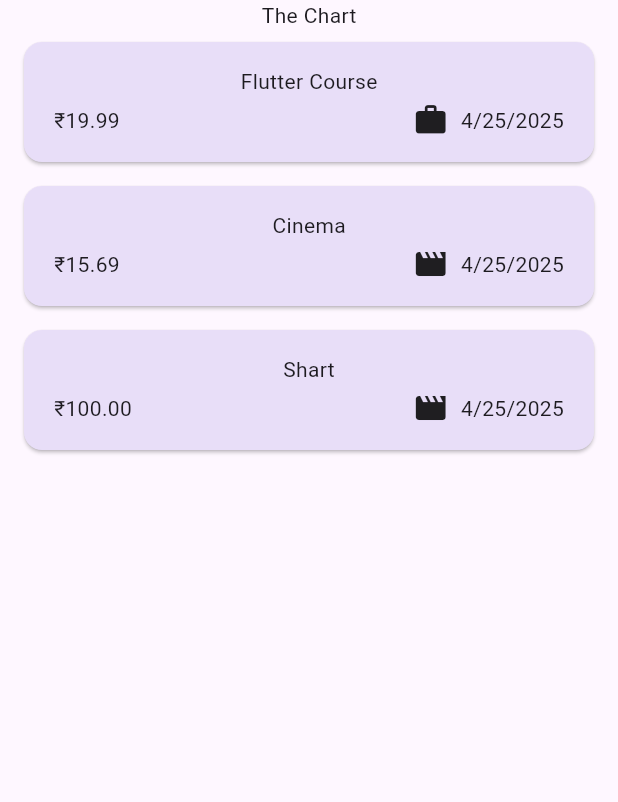
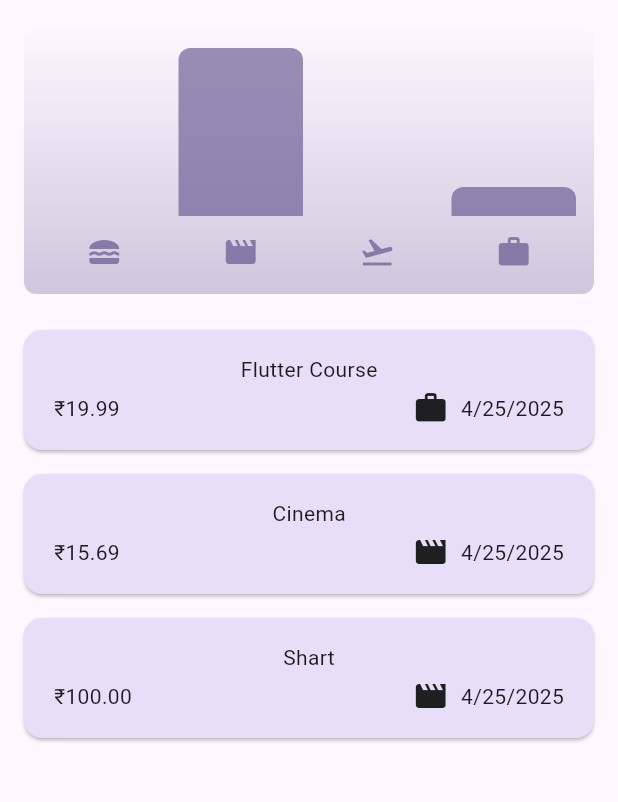
Before and after one commit to KritMukul/expense_tracker, a Flutter app: the screen it shows after launch, on a phone screen of 412 x 824 dp, the part 84-886 px from its top. Run offline on Flutter 3.47's test engine with Material 3 defaults, Android fonts, the phone set to English and light mode, and no system bars.

Commit message:
added dark theme and chart

```diff
--- a/lib/main.dart
+++ b/lib/main.dart
@@ -4,9 +4,27 @@
 var kColorScheme =
     ColorScheme.fromSeed(seedColor: const Color.fromARGB(255, 96, 59, 181));
 
+var kDarkColorScheme = ColorScheme.fromSeed(
+  brightness: Brightness.dark,
+  seedColor: const Color.fromARGB(255, 5, 99, 125),
+);
+
 void main() {
   runApp(
     MaterialApp(
+      darkTheme: ThemeData.dark().copyWith(
+        colorScheme: kDarkColorScheme,
+        cardTheme: const CardTheme().copyWith(
+          color: kDarkColorScheme.secondaryContainer,
+          margin: const EdgeInsets.symmetric(horizontal: 16, vertical: 8),
+        ),
+        elevatedButtonTheme: ElevatedButtonThemeData(
+          style: ElevatedButton.styleFrom(
+            backgroundColor: kDarkColorScheme.primaryContainer,
+            foregroundColor: kDarkColorScheme.onPrimaryContainer,
+          ),
+        ),
+      ),
       theme: ThemeData().copyWith(
         colorScheme: kColorScheme,
         appBarTheme: const AppBarTheme().copyWith(
@@ -30,6 +48,7 @@
               ),
             ),
       ),
+      // themeMode: ThemeMode.system,
       home: const Expenses(),
       debugShowCheckedModeBanner: false,
     ),
--- a/lib/models/expense.dart
+++ b/lib/models/expense.dart
@@ -33,3 +33,26 @@
     return formatter.format(date);
   }
 }
+
+class ExpenseBucket {
+  const ExpenseBucket({
+    required this.category,
+    required this.expenses,
+  });
+
+  ExpenseBucket.forCategory(List<Expense> allExpenses, this.category)
+      : expenses = allExpenses
+            .where((expense) => expense.category == category)
+            .toList();
+
+  final Category category;
+  final List<Expense> expenses;
+
+  double get totalExpenses {
+    double sum = 0;
+    for (final expense in expenses) {
+      sum += expense.amount;
+    }
+    return sum;
+  }
+}
--- /dev/null
+++ b/lib/widgets/chart/chart.dart
@@ -0,0 +1,95 @@
+import 'package:flutter/material.dart';
+
+import 'package:expenditure_app/widgets/chart/chart_bar.dart';
+import 'package:expenditure_app/models/expense.dart';
+
+class Chart extends StatelessWidget {
+  const Chart({super.key, required this.expenses});
+
+  final List<Expense> expenses;
+
+  List<ExpenseBucket> get buckets {
+    return [
+      ExpenseBucket.forCategory(expenses, Category.food),
+      ExpenseBucket.forCategory(expenses, Category.leisure),
+      ExpenseBucket.forCategory(expenses, Category.travel),
+      ExpenseBucket.forCategory(expenses, Category.work),
+    ];
+  }
+
+  double get maxTotalExpense {
+    double maxTotalExpense = 0;
+
+    for (final bucket in buckets) {
+      if (bucket.totalExpenses > maxTotalExpense) {
+        maxTotalExpense = bucket.totalExpenses;
+      }
+    }
+
+    return maxTotalExpense;
+  }
+
+  @override
+  Widget build(BuildContext context) {
+    final isDarkMode =
+        MediaQuery.of(context).platformBrightness == Brightness.dark;
+    return Container(
+      margin: const EdgeInsets.all(16),
+      padding: const EdgeInsets.symmetric(
+        vertical: 16,
+        horizontal: 8,
+      ),
+      width: double.infinity,
+      height: 180,
+      decoration: BoxDecoration(
+        borderRadius: BorderRadius.circular(8),
+        gradient: LinearGradient(
+          colors: [
+            Theme.of(context).colorScheme.primary.withValues(alpha: 0.3),
+            Theme.of(context).colorScheme.primary.withValues(alpha: 0.0),
+          ],
+          begin: Alignment.bottomCenter,
+          end: Alignment.topCenter,
+        ),
+      ),
+      child: Column(
+        children: [
+          Expanded(
+            child: Row(
+              crossAxisAlignment: CrossAxisAlignment.end,
+              children: [
+                for (final bucket in buckets) // alternative to map()
+                  ChartBar(
+                    fill: bucket.totalExpenses == 0
+                        ? 0
+                        : bucket.totalExpenses / maxTotalExpense,
+                  )
+              ],
+            ),
+          ),
+          const SizedBox(height: 12),
+          Row(
+            children: buckets
+                .map(
+                  (bucket) => Expanded(
+                    child: Padding(
+                      padding: const EdgeInsets.symmetric(horizontal: 4),
+                      child: Icon(
+                        categoryIcons[bucket.category],
+                        color: isDarkMode
+                            ? Theme.of(context).colorScheme.secondary
+                            : Theme.of(context)
+                                .colorScheme
+                                .primary
+                                .withValues(alpha: 0.7),
+                      ),
+                    ),
+                  ),
+                )
+                .toList(),
+          )
+        ],
+      ),
+    );
+  }
+}
--- /dev/null
+++ b/lib/widgets/chart/chart_bar.dart
@@ -0,0 +1,37 @@
+import 'package:flutter/material.dart';
+
+class ChartBar extends StatelessWidget {
+  const ChartBar({
+    super.key,
+    required this.fill,
+  });
+
+  final double fill;
+
+  @override
+  Widget build(BuildContext context) {
+    final isDarkMode =
+        MediaQuery.of(context).platformBrightness == Brightness.dark;
+    return Expanded(
+      child: Padding(
+        padding: const EdgeInsets.symmetric(horizontal: 4),
+        child: FractionallySizedBox(
+          heightFactor: fill,
+          child: DecoratedBox(
+            decoration: BoxDecoration(
+              shape: BoxShape.rectangle,
+              borderRadius:
+                  const BorderRadius.vertical(top: Radius.circular(8)),
+              color: isDarkMode
+                  ? Theme.of(context).colorScheme.secondary
+                  : Theme.of(context)
+                      .colorScheme
+                      .primary
+                      .withValues(alpha: 0.65),
+            ),
+          ),
+        ),
+      ),
+    );
+  }
+}
--- a/lib/widgets/expenses.dart
+++ b/lib/widgets/expenses.dart
@@ -2,6 +2,7 @@
 import 'package:expenditure_app/models/expense.dart';
 import 'package:expenditure_app/widgets/new_expense.dart';
 import 'package:flutter/material.dart';
+import 'package:expenditure_app/widgets/chart/chart.dart';
 
 class Expenses extends StatefulWidget {
   const Expenses({super.key});
@@ -96,7 +97,7 @@
       ),
       body: Column(
         children: [
-          const Text('The Chart'),
+          Chart(expenses: _registeredExpenses),
           Expanded(child: mainContent),
         ],
       ),
--- a/lib/widgets/expenses_list/expenses_list.dart
+++ b/lib/widgets/expenses_list/expenses_list.dart
@@ -19,14 +19,9 @@
             onRemoveExpense(expenses[index]);
           },
           background: Container(
-            color: Theme.of(context).colorScheme.error.withOpacity(0.7),
-            child: const Icon(
-              Icons.delete,
-              color: Colors.white,
-              size: 40,
-            ),
-            alignment: Alignment.centerRight,
-            padding: const EdgeInsets.only(right: 20),
+            color: Theme.of(context).colorScheme.error.withValues(alpha: 0.75),
+            margin: EdgeInsets.symmetric(
+                horizontal: Theme.of(context).cardTheme.margin!.horizontal),
           ),
           child: ExpenseItem(
             expenses[index],
--- a/lib/widgets/new_expense.dart
+++ b/lib/widgets/new_expense.dart
@@ -162,8 +162,8 @@
               ),
               ElevatedButton(
                 onPressed: () {
-                  print(_titleController.text);
-                  print(_amountController.text);
+                  // print(_titleController.text);
+                  // print(_amountController.text);
                   _submitExpenseData();
                 },
                 child: const Text('Save Expense'),
```
